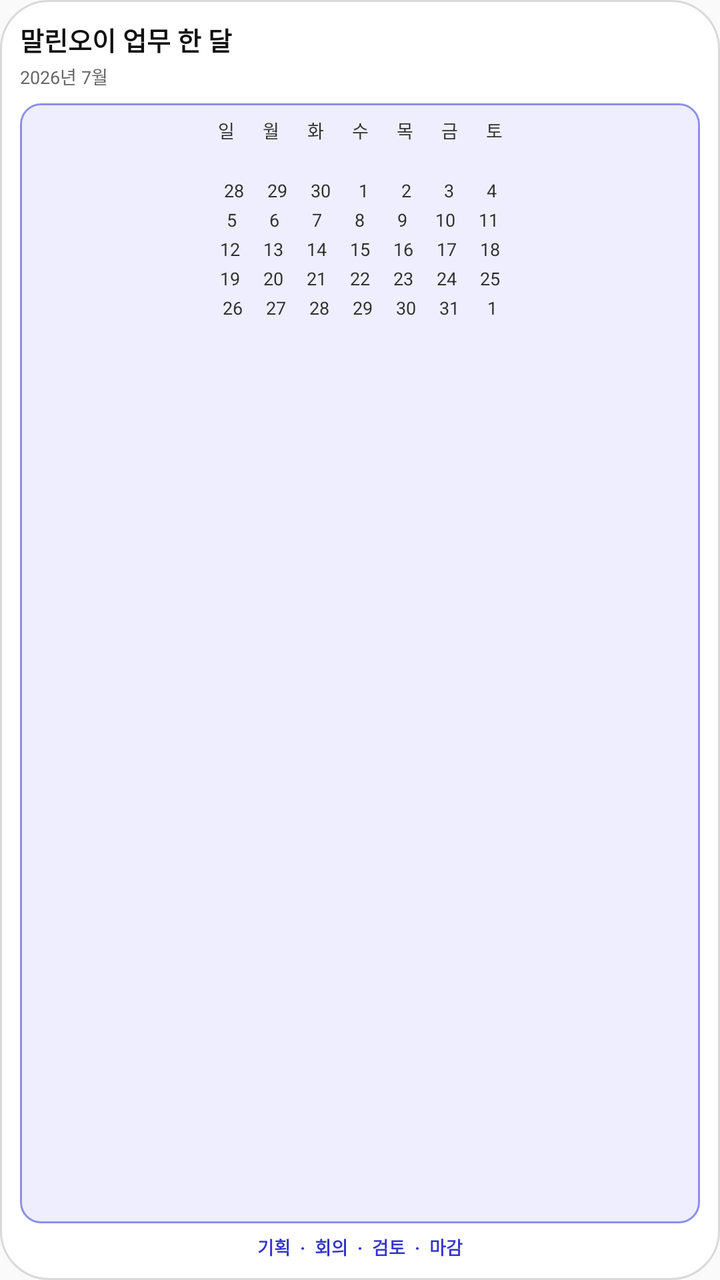
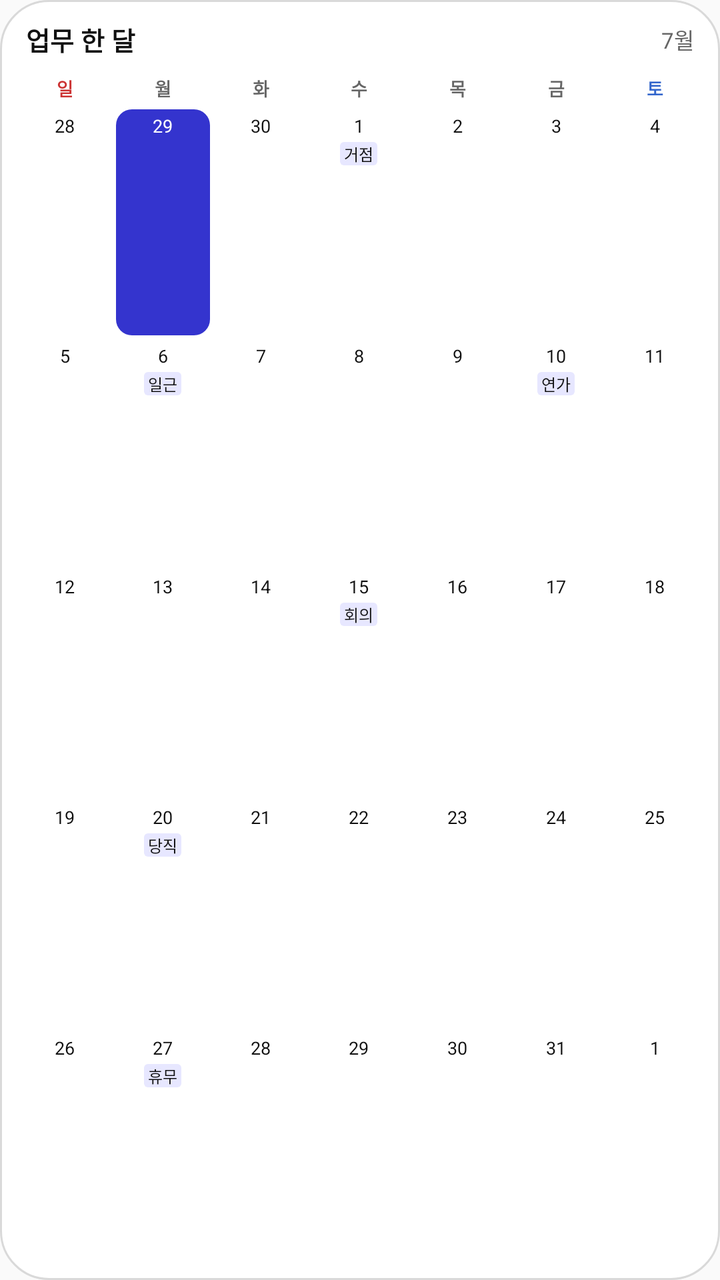

The first picture is an Android layout as it rendered before a commit; the second is the same layout after the commit. The layout source and the unified diff follow.
<!-- AndroidManifest.xml: application theme AppTheme -->
<!-- res/layout/widget_preview_work_month.xml -->
<?xml version="1.0" encoding="utf-8"?>
<LinearLayout xmlns:android="http://schemas.android.com/apk/res/android"
    android:layout_width="match_parent"
    android:layout_height="match_parent"
    android:background="@drawable/widget_background"
    android:orientation="vertical"
    android:padding="10dp">

    <TextView
        style="@style/MallinoiWidgetPreviewTitle"
        android:text="말린오이 업무 한 달" />

    <TextView
        style="@style/MallinoiWidgetPreviewSubtitle"
        android:text="2026년 7월" />

    <TextView
        style="@style/MallinoiWidgetPreviewBody"
        android:background="@drawable/widget_preview_grid_work"
        android:text="일      월      화      수      목      금      토\n\n28     29     30      1       2       3       4\n 5       6       7       8       9      10     11\n12     13     14     15     16     17     18\n19     20     21     22     23     24     25\n26     27     28     29     30     31      1" />

    <TextView
        style="@style/MallinoiWidgetPreviewSample"
        android:text="기획  ·  회의  ·  검토  ·  마감"
        android:textColor="#3434CE" />
</LinearLayout>
<!-- resources referenced by this layout -->
<resources>
  <!-- drawable widget_preview_grid_work (drawable) -->
  <?xml version="1.0" encoding="utf-8"?>
  <shape xmlns:android="http://schemas.android.com/apk/res/android">
      <solid android:color="#EEEEFF" />
      <stroke android:width="1dp" android:color="#8E8EEA" />
      <corners android:radius="10dp" />
  </shape>
  <style name="MallinoiWidgetPreviewBody">
          <item name="android:layout_width">match_parent</item>
          <item name="android:layout_height">0dp</item>
          <item name="android:layout_marginTop">7dp</item>
          <item name="android:layout_weight">1</item>
          <item name="android:gravity">top|center_horizontal</item>
          <item name="android:includeFontPadding">true</item>
          <item name="android:lineSpacingExtra">4dp</item>
          <item name="android:padding">7dp</item>
          <item name="android:textColor">#303030</item>
          <item name="android:textSize">9sp</item>
      </style>
  <style name="MallinoiWidgetPreviewSample">
          <item name="android:layout_width">match_parent</item>
          <item name="android:layout_height">wrap_content</item>
          <item name="android:layout_marginTop">5dp</item>
          <item name="android:ellipsize">end</item>
          <item name="android:gravity">center</item>
          <item name="android:singleLine">true</item>
          <item name="android:textSize">9sp</item>
          <item name="android:textStyle">bold</item>
      </style>
  <style name="MallinoiWidgetPreviewSubtitle">
          <item name="android:layout_width">match_parent</item>
          <item name="android:layout_height">wrap_content</item>
          <item name="android:layout_marginTop">2dp</item>
          <item name="android:textColor">#666666</item>
          <item name="android:textSize">9sp</item>
      </style>
  <style name="MallinoiWidgetPreviewTitle">
          <item name="android:layout_width">match_parent</item>
          <item name="android:layout_height">wrap_content</item>
          <item name="android:ellipsize">end</item>
          <item name="android:singleLine">true</item>
          <item name="android:textColor">#111111</item>
          <item name="android:textSize">13sp</item>
          <item name="android:textStyle">bold</item>
      </style>
  <color tools:ignore="UnusedResources" name="colorPrimary">#3F51B5</color>
  <color tools:ignore="UnusedResources" name="colorAccent">#FF4081</color>
  <!-- unchanged entries left out for length: 3 -->
</resources>

<!-- the commit's change to res/layout/widget_preview_work_month.xml (unified diff, before → after) -->
@@ -4,23 +4,395 @@
     android:layout_height="match_parent"
     android:background="@drawable/widget_background"
     android:orientation="vertical"
-    android:padding="10dp">
-
-    <TextView
-        style="@style/MallinoiWidgetPreviewTitle"
-        android:text="말린오이 업무 한 달" />
-
-    <TextView
-        style="@style/MallinoiWidgetPreviewSubtitle"
-        android:text="2026년 7월" />
-
-    <TextView
-        style="@style/MallinoiWidgetPreviewBody"
-        android:background="@drawable/widget_preview_grid_work"
-        android:text="일      월      화      수      목      금      토\n\n28     29     30      1       2       3       4\n 5       6       7       8       9      10     11\n12     13     14     15     16     17     18\n19     20     21     22     23     24     25\n26     27     28     29     30     31      1" />
-
-    <TextView
-        style="@style/MallinoiWidgetPreviewSample"
-        android:text="기획  ·  회의  ·  검토  ·  마감"
-        android:textColor="#3434CE" />
+    android:paddingLeft="8dp"
+    android:paddingTop="10dp"
+    android:paddingRight="8dp"
+    android:paddingBottom="10dp">
+
+    <LinearLayout
+        android:layout_width="match_parent"
+        android:layout_height="wrap_content"
+        android:gravity="center_vertical"
+        android:orientation="horizontal"
+        android:paddingLeft="5dp"
+        android:paddingRight="5dp">
+
+        <TextView
+            style="@style/MallinoiWidgetPreviewTitle"
+            android:text="업무 한 달" />
+
+        <TextView
+            style="@style/MallinoiWidgetPreviewSubtitle"
+            android:text="7월" />
+    </LinearLayout>
+
+    <LinearLayout
+        android:layout_width="match_parent"
+        android:layout_height="wrap_content"
+        android:layout_marginTop="8dp"
+        android:orientation="horizontal">
+        <TextView
+            style="@style/MallinoiWidgetWeekday"
+            android:text="일"
+            android:textColor="#CC3333" />
+        <TextView
+            style="@style/MallinoiWidgetWeekday"
+            android:text="월" />
+        <TextView
+            style="@style/MallinoiWidgetWeekday"
+            android:text="화" />
+        <TextView
+            style="@style/MallinoiWidgetWeekday"
+            android:text="수" />
+        <TextView
+            style="@style/MallinoiWidgetWeekday"
+            android:text="목" />
+        <TextView
+            style="@style/MallinoiWidgetWeekday"
+            android:text="금" />
+        <TextView
+            style="@style/MallinoiWidgetWeekday"
+            android:text="토"
+            android:textColor="#3366CC" />
+    </LinearLayout>
+
+    <LinearLayout
+        android:layout_width="match_parent"
+        android:layout_height="0dp"
+        android:layout_marginTop="3dp"
+        android:layout_weight="1"
+        android:orientation="vertical">
+
+        <LinearLayout
+            style="@style/MallinoiWidgetPreviewRow">
+
+        <LinearLayout
+            style="@style/MallinoiWidgetPreviewDay">
+
+            <TextView
+                style="@style/MallinoiWidgetPreviewDate"
+                android:text="28" />
+        </LinearLayout>
+
+        <LinearLayout
+            style="@style/MallinoiWidgetPreviewDay"
+            android:background="@drawable/widget_today_work_background">
+
+            <TextView
+                style="@style/MallinoiWidgetPreviewDate"
+                android:text="29"
+                android:textColor="#FFFFFF" />
+        </LinearLayout>
+
+        <LinearLayout
+            style="@style/MallinoiWidgetPreviewDay">
+
+            <TextView
+                style="@style/MallinoiWidgetPreviewDate"
+                android:text="30" />
+        </LinearLayout>
+
+        <LinearLayout
+            style="@style/MallinoiWidgetPreviewDay">
+
+            <TextView
+                style="@style/MallinoiWidgetPreviewDate"
+                android:text="1" />
+
+            <TextView
+                style="@style/MallinoiWidgetPreviewChip"
+                android:background="@drawable/widget_preview_chip_work"
+                android:text="거점" />
+        </LinearLayout>
+
+        <LinearLayout
+            style="@style/MallinoiWidgetPreviewDay">
+
+            <TextView
+                style="@style/MallinoiWidgetPreviewDate"
+                android:text="2" />
+        </LinearLayout>
+
+        <LinearLayout
+            style="@style/MallinoiWidgetPreviewDay">
+
+            <TextView
+                style="@style/MallinoiWidgetPreviewDate"
+                android:text="3" />
+        </LinearLayout>
+
+        <LinearLayout
+            style="@style/MallinoiWidgetPreviewDay">
+
+            <TextView
+                style="@style/MallinoiWidgetPreviewDate"
+                android:text="4" />
+        </LinearLayout>
+        </LinearLayout>
+
+        <LinearLayout
+            style="@style/MallinoiWidgetPreviewRow">
+
+        <LinearLayout
+            style="@style/MallinoiWidgetPreviewDay">
+
+            <TextView
+                style="@style/MallinoiWidgetPreviewDate"
+                android:text="5" />
+        </LinearLayout>
+
+        <LinearLayout
+            style="@style/MallinoiWidgetPreviewDay">
+
+            <TextView
+                style="@style/MallinoiWidgetPreviewDate"
+                android:text="6" />
+
+            <TextView
+                style="@style/MallinoiWidgetPreviewChip"
+                android:background="@drawable/widget_preview_chip_work"
+                android:text="일근" />
+        </LinearLayout>
+
+        <LinearLayout
+            style="@style/MallinoiWidgetPreviewDay">
+
+            <TextView
+                style="@style/MallinoiWidgetPreviewDate"
+                android:text="7" />
+        </LinearLayout>
+
+        <LinearLayout
+            style="@style/MallinoiWidgetPreviewDay">
+
+            <TextView
+                style="@style/MallinoiWidgetPreviewDate"
+                android:text="8" />
+        </LinearLayout>
+
+        <LinearLayout
+            style="@style/MallinoiWidgetPreviewDay">
+
+            <TextView
+                style="@style/MallinoiWidgetPreviewDate"
+                android:text="9" />
+        </LinearLayout>
+
+        <LinearLayout
+            style="@style/MallinoiWidgetPreviewDay">
+
+            <TextView
+                style="@style/MallinoiWidgetPreviewDate"
+                android:text="10" />
+
+            <TextView
+                style="@style/MallinoiWidgetPreviewChip"
+                android:background="@drawable/widget_preview_chip_work"
+                android:text="연가" />
+        </LinearLayout>
+
+        <LinearLayout
+            style="@style/MallinoiWidgetPreviewDay">
+
+            <TextView
+                style="@style/MallinoiWidgetPreviewDate"
+                android:text="11" />
+        </LinearLayout>
+        </LinearLayout>
+
+        <LinearLayout
+            style="@style/MallinoiWidgetPreviewRow">
+
+        <LinearLayout
+            style="@style/MallinoiWidgetPreviewDay">
+
+            <TextView
+                style="@style/MallinoiWidgetPreviewDate"
+                android:text="12" />
+        </LinearLayout>
+
+        <LinearLayout
+            style="@style/MallinoiWidgetPreviewDay">
+
+            <TextView
+                style="@style/MallinoiWidgetPreviewDate"
+                android:text="13" />
+        </LinearLayout>
+
+        <LinearLayout
+            style="@style/MallinoiWidgetPreviewDay">
+
+            <TextView
+                style="@style/MallinoiWidgetPreviewDate"
+                android:text="14" />
+        </LinearLayout>
+
+        <LinearLayout
+            style="@style/MallinoiWidgetPreviewDay">
+
+            <TextView
+                style="@style/MallinoiWidgetPreviewDate"
+                android:text="15" />
+
+            <TextView
+                style="@style/MallinoiWidgetPreviewChip"
+                android:background="@drawable/widget_preview_chip_work"
+                android:text="회의" />
+        </LinearLayout>
+
+        <LinearLayout
+            style="@style/MallinoiWidgetPreviewDay">
+
+            <TextView
+                style="@style/MallinoiWidgetPreviewDate"
+                android:text="16" />
+        </LinearLayout>
+
+        <LinearLayout
+            style="@style/MallinoiWidgetPreviewDay">
+
+            <TextView
+                style="@style/MallinoiWidgetPreviewDate"
+                android:text="17" />
+        </LinearLayout>
+
+        <LinearLayout
+            style="@style/MallinoiWidgetPreviewDay">
+
+            <TextView
+                style="@style/MallinoiWidgetPreviewDate"
+                android:text="18" />
+        </LinearLayout>
+        </LinearLayout>
+
+        <LinearLayout
+            style="@style/MallinoiWidgetPreviewRow">
+
+        <LinearLayout
+            style="@style/MallinoiWidgetPreviewDay">
+
+            <TextView
+                style="@style/MallinoiWidgetPreviewDate"
+                android:text="19" />
+        </LinearLayout>
+
+        <LinearLayout
+            style="@style/MallinoiWidgetPreviewDay">
+
+            <TextView
+                style="@style/MallinoiWidgetPreviewDate"
+                android:text="20" />
+
+            <TextView
+                style="@style/MallinoiWidgetPreviewChip"
+                android:background="@drawable/widget_preview_chip_work"
+                android:text="당직" />
+        </LinearLayout>
+
+        <LinearLayout
+            style="@style/MallinoiWidgetPreviewDay">
+
+            <TextView
+                style="@style/MallinoiWidgetPreviewDate"
+                android:text="21" />
+        </LinearLayout>
+
+        <LinearLayout
+            style="@style/MallinoiWidgetPreviewDay">
+
+            <TextView
+                style="@style/MallinoiWidgetPreviewDate"
+                android:text="22" />
+        </LinearLayout>
+
+        <LinearLayout
+            style="@style/MallinoiWidgetPreviewDay">
+
+            <TextView
+                style="@style/MallinoiWidgetPreviewDate"
+                android:text="23" />
+        </LinearLayout>
+
+        <LinearLayout
+            style="@style/MallinoiWidgetPreviewDay">
+
+            <TextView
+                style="@style/MallinoiWidgetPreviewDate"
+                android:text="24" />
+        </LinearLayout>
+
+        <LinearLayout
+            style="@style/MallinoiWidgetPreviewDay">
+
+            <TextView
+                style="@style/MallinoiWidgetPreviewDate"
+                android:text="25" />
+        </LinearLayout>
+        </LinearLayout>
+
+        <LinearLayout
+            style="@style/MallinoiWidgetPreviewRow">
+
+        <LinearLayout
+            style="@style/MallinoiWidgetPreviewDay">
+
+            <TextView
+                style="@style/MallinoiWidgetPreviewDate"
+                android:text="26" />
+        </LinearLayout>
+
+        <LinearLayout
+            style="@style/MallinoiWidgetPreviewDay">
+
+            <TextView
+                style="@style/MallinoiWidgetPreviewDate"
+                android:text="27" />
+
+            <TextView
+                style="@style/MallinoiWidgetPreviewChip"
+                android:background="@drawable/widget_preview_chip_work"
+                android:text="휴무" />
+        </LinearLayout>
+
+        <LinearLayout
+            style="@style/MallinoiWidgetPreviewDay">
+
+            <TextView
+                style="@style/MallinoiWidgetPreviewDate"
+                android:text="28" />
+        </LinearLayout>
+
+        <LinearLayout
+            style="@style/MallinoiWidgetPreviewDay">
+
+            <TextView
+                style="@style/MallinoiWidgetPreviewDate"
+                android:text="29" />
+        </LinearLayout>
+
+        <LinearLayout
+            style="@style/MallinoiWidgetPreviewDay">
+
+            <TextView
+                style="@style/MallinoiWidgetPreviewDate"
+                android:text="30" />
+        </LinearLayout>
+
+        <LinearLayout
+            style="@style/MallinoiWidgetPreviewDay">
+
+            <TextView
+                style="@style/MallinoiWidgetPreviewDate"
+                android:text="31" />
+        </LinearLayout>
+
+        <LinearLayout
+            style="@style/MallinoiWidgetPreviewDay">
+
+            <TextView
+                style="@style/MallinoiWidgetPreviewDate"
+                android:text="1" />
+        </LinearLayout>
+        </LinearLayout>
+    </LinearLayout>
 </LinearLayout>
<!-- resource entries referenced after the edit -->
@@ -1,50 +1,85 @@
 <!-- resources referenced by this layout -->
 <resources>
-  <!-- drawable widget_preview_grid_work (drawable) -->
+  <!-- drawable widget_preview_chip_work (drawable) -->
   <?xml version="1.0" encoding="utf-8"?>
   <shape xmlns:android="http://schemas.android.com/apk/res/android">
-      <solid android:color="#EEEEFF" />
-      <stroke android:width="1dp" android:color="#8E8EEA" />
-      <corners android:radius="10dp" />
+      <solid android:color="#E7E7FF" />
+      <corners android:radius="2dp" />
   </shape>
-  <style name="MallinoiWidgetPreviewBody">
+  <!-- drawable widget_today_work_background (drawable) -->
+  <?xml version="1.0" encoding="utf-8"?>
+  <shape xmlns:android="http://schemas.android.com/apk/res/android">
+      <solid android:color="#3434ce" />
+      <corners android:radius="8dp" />
+  </shape>
+  <style name="MallinoiWidgetPreviewChip">
+          <item name="android:layout_width">wrap_content</item>
+          <item name="android:layout_height">wrap_content</item>
+          <item name="android:layout_marginTop">2dp</item>
+          <item name="android:ellipsize">end</item>
+          <item name="android:gravity">center</item>
+          <item name="android:maxLines">1</item>
+          <item name="android:paddingLeft">2dp</item>
+          <item name="android:paddingRight">2dp</item>
+          <item name="android:singleLine">true</item>
+          <item name="android:textColor">#111111</item>
+          <item name="android:textSize">8sp</item>
+      </style>
+  <style name="MallinoiWidgetPreviewDate">
+          <item name="android:layout_width">match_parent</item>
+          <item name="android:layout_height">wrap_content</item>
+          <item name="android:gravity">center</item>
+          <item name="android:includeFontPadding">true</item>
+          <item name="android:textColor">#111111</item>
+          <item name="android:textSize">9sp</item>
+      </style>
+  <style name="MallinoiWidgetPreviewDay">
+          <item name="android:layout_width">0dp</item>
+          <item name="android:layout_height">match_parent</item>
+          <item name="android:layout_margin">1dp</item>
+          <item name="android:layout_weight">1</item>
+          <item name="android:background">@drawable/widget_day_background</item>
+          <item name="android:gravity">top|center_horizontal</item>
+          <item name="android:orientation">vertical</item>
+          <item name="android:padding">2dp</item>
+      </style>
+  <style name="MallinoiWidgetPreviewRow">
           <item name="android:layout_width">match_parent</item>
           <item name="android:layout_height">0dp</item>
-          <item name="android:layout_marginTop">7dp</item>
           <item name="android:layout_weight">1</item>
-          <item name="android:gravity">top|center_horizontal</item>
-          <item name="android:includeFontPadding">true</item>
-          <item name="android:lineSpacingExtra">4dp</item>
-          <item name="android:padding">7dp</item>
-          <item name="android:textColor">#303030</item>
-          <item name="android:textSize">9sp</item>
-      </style>
-  <style name="MallinoiWidgetPreviewSample">
-          <item name="android:layout_width">match_parent</item>
-          <item name="android:layout_height">wrap_content</item>
-          <item name="android:layout_marginTop">5dp</item>
-          <item name="android:ellipsize">end</item>
-          <item name="android:gravity">center</item>
-          <item name="android:singleLine">true</item>
-          <item name="android:textSize">9sp</item>
-          <item name="android:textStyle">bold</item>
+          <item name="android:orientation">horizontal</item>
       </style>
   <style name="MallinoiWidgetPreviewSubtitle">
-          <item name="android:layout_width">match_parent</item>
+          <item name="android:layout_width">wrap_content</item>
           <item name="android:layout_height">wrap_content</item>
-          <item name="android:layout_marginTop">2dp</item>
           <item name="android:textColor">#666666</item>
-          <item name="android:textSize">9sp</item>
+          <item name="android:textSize">11sp</item>
       </style>
   <style name="MallinoiWidgetPreviewTitle">
-          <item name="android:layout_width">match_parent</item>
+          <item name="android:layout_width">0dp</item>
           <item name="android:layout_height">wrap_content</item>
+          <item name="android:layout_weight">1</item>
           <item name="android:ellipsize">end</item>
           <item name="android:singleLine">true</item>
           <item name="android:textColor">#111111</item>
           <item name="android:textSize">13sp</item>
           <item name="android:textStyle">bold</item>
       </style>
+  <style name="MallinoiWidgetWeekday">
+          <item name="android:layout_width">0dp</item>
+          <item name="android:layout_height">wrap_content</item>
+          <item name="android:layout_weight">1</item>
+          <item name="android:gravity">center</item>
+          <item name="android:textColor">#666666</item>
+          <item name="android:textSize">9sp</item>
+          <item name="android:textStyle">bold</item>
+      </style>
+  <!-- drawable widget_day_background (drawable) -->
+  <?xml version="1.0" encoding="utf-8"?>
+  <shape xmlns:android="http://schemas.android.com/apk/res/android">
+      <solid android:color="#ffffff" />
+      <corners android:radius="8dp" />
+  </shape>
   <color tools:ignore="UnusedResources" name="colorPrimary">#3F51B5</color>
   <color tools:ignore="UnusedResources" name="colorAccent">#FF4081</color>
   <!-- unchanged entries left out for length: 3 -->
